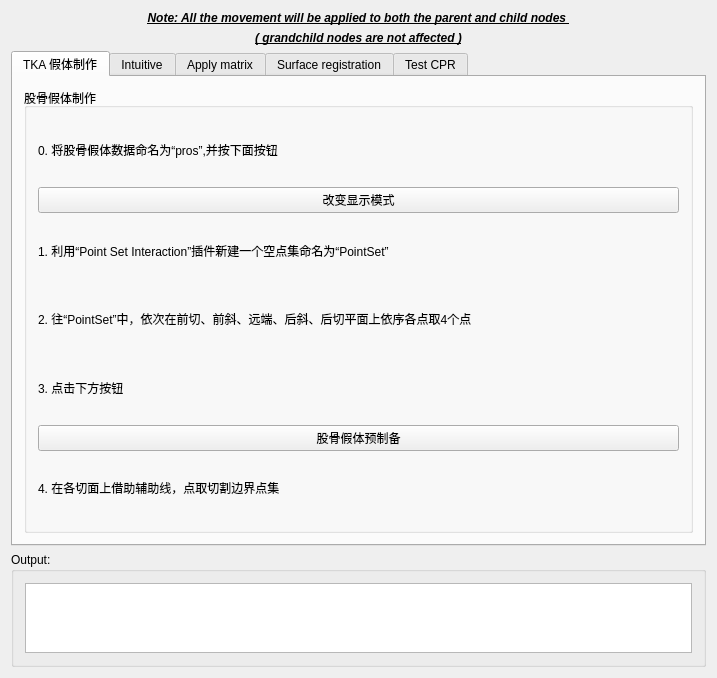
Before: the Qt Designer form Plugins/org.mitk.lancet.movedata/src/internal/MoveDataControls.ui in zhaomengxiao/LancetMITK-Adition, drawn with Qt 5.
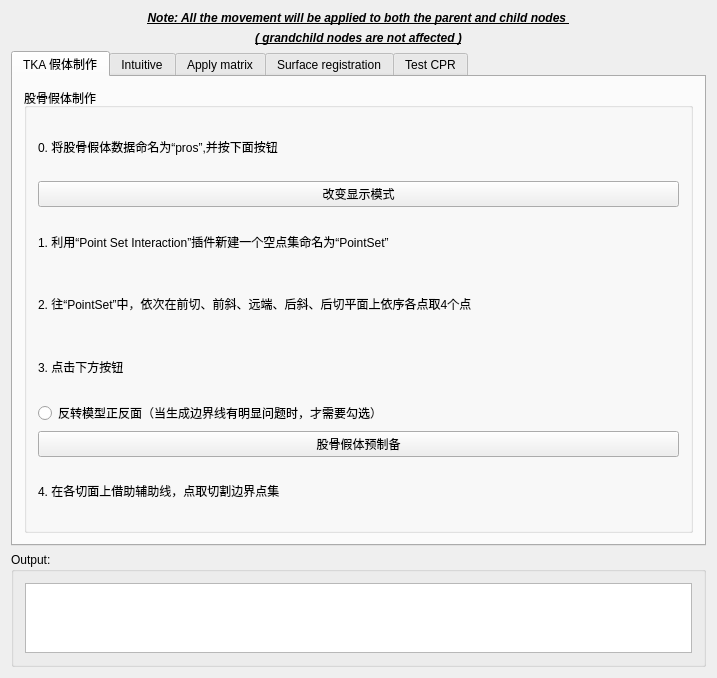
After: the same form once the commit is applied. Custom widgets are drawn as their Qt base class.

The edit to the form file:
```diff
--- a/Plugins/org.mitk.lancet.movedata/src/internal/MoveDataControls.ui
+++ b/Plugins/org.mitk.lancet.movedata/src/internal/MoveDataControls.ui
@@ -77,56 +77,63 @@
       <attribute name="title">
        <string>TKA 假体制作</string>
       </attribute>
-      <layout class="QGridLayout" name="gridLayout_15">
+      <layout class="QGridLayout" name="gridLayout_17">
        <item row="0" column="0">
         <widget class="QGroupBox" name="groupBox_2">
          <property name="title">
           <string>股骨假体制作</string>
          </property>
-         <layout class="QVBoxLayout" name="verticalLayout_2">
-          <item>
+         <layout class="QGridLayout" name="gridLayout_15">
+          <item row="0" column="0">
            <widget class="QLabel" name="label_21">
             <property name="text">
              <string>0. 将股骨假体数据命名为“pros”,并按下面按钮</string>
             </property>
            </widget>
           </item>
-          <item>
+          <item row="1" column="0">
            <widget class="QPushButton" name="pushButto_interpolation">
             <property name="text">
              <string>改变显示模式</string>
             </property>
            </widget>
           </item>
-          <item>
+          <item row="2" column="0">
            <widget class="QLabel" name="label_18">
             <property name="text">
              <string>1. 利用“Point Set Interaction”插件新建一个空点集命名为“PointSet”</string>
             </property>
            </widget>
           </item>
-          <item>
+          <item row="3" column="0">
            <widget class="QLabel" name="label_17">
             <property name="text">
              <string>2. 往“PointSet”中，依次在前切、前斜、远端、后斜、后切平面上依序各点取4个点</string>
             </property>
            </widget>
           </item>
-          <item>
+          <item row="4" column="0">
            <widget class="QLabel" name="label_19">
             <property name="text">
              <string>3. 点击下方按钮</string>
             </property>
            </widget>
           </item>
-          <item>
+          <item row="5" column="0">
+           <widget class="QRadioButton" name="radioButton_invertNormal">
+            <property name="text">
+             <string>反转模型正反面（当生成边界线有明显问题时，才需要勾选）</string>
+            </property>
+           </widget>
+          </item>
+          <item row="6" column="0">
            <widget class="QPushButton" name="pushButton_testIntersect">
             <property name="text">
              <string>股骨假体预制备</string>
             </property>
            </widget>
           </item>
-          <item>
+          <item row="7" column="0">
            <widget class="QLabel" name="label_20">
             <property name="text">
              <string>4. 在各切面上借助辅助线，点取切割边界点集</string>
```
Left out of the diff: 13 changed lines with no effect on the pictures.
